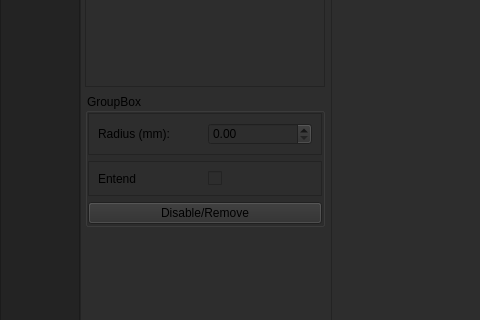
Above: Presentation/MainWindow/ui_main.ui from nsmela/brachify before the change; both pictures show x 0 to 480 and y 264 to 584 of the 1000 by 715 pixel window. Below: the same form after it.
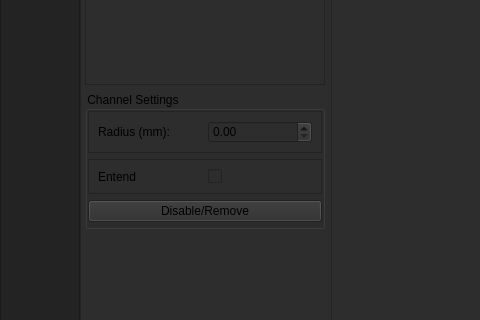
That is the form after the change. The open tabs and pages were chosen to show the change.

Diff of the .ui file:
```diff
--- a/Presentation/MainWindow/ui_main.ui
+++ b/Presentation/MainWindow/ui_main.ui
@@ -767,7 +767,7 @@
               <item>
                <widget class="QGroupBox" name="groupBox">
                 <property name="title">
-                 <string>GroupBox</string>
+                 <string>Channel Settings</string>
                 </property>
                 <layout class="QVBoxLayout" name="verticalLayout_6">
                  <property name="leftMargin">
@@ -780,7 +780,7 @@
                   <number>0</number>
                  </property>
                  <property name="bottomMargin">
-                  <number>0</number>
+                  <number>4</number>
                  </property>
                  <item>
                   <widget class="QFrame" name="frame_7">
```
Left out of the diff: 2 changed lines with no effect on the pictures.
